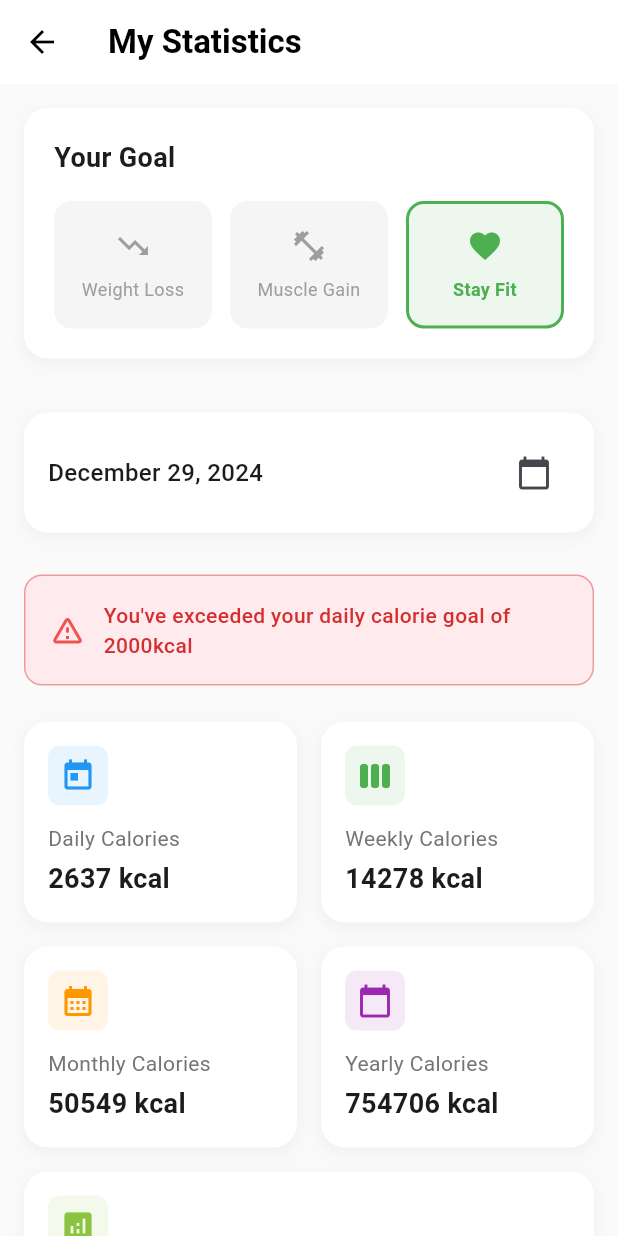
After one commit to Noubissie237/healthy-eating, a Flutter app: the StatisticsPage screen opened by its route, on a phone screen of 412 x 824 dp. The commit adds this screen. Run offline on Flutter 3.47's test engine with Material 3 defaults, Android fonts, the phone set to English and light mode, and no system bars; our stand-ins replace image_picker, permission_handler, share_plus, shared_preferences, sqflite; missing offline and left inert: flutter_sound; accounts and stored records are empty.

Commit message:
Introduction de la page Statistique

```diff
--- a/lib/main.dart
+++ b/lib/main.dart
@@ -2,6 +2,7 @@ import 'dart:convert';
 import 'package:flutter/material.dart';
 import 'package:food_app/database/meal_provider.dart';
 import 'package:food_app/pages/list_meals_page.dart';
+import 'package:food_app/pages/statistique_page.dart';
 import 'package:provider/provider.dart';
 import 'package:shared_preferences/shared_preferences.dart';
 import 'package:food_app/pages/account_page.dart';
@@ -57,6 +58,7 @@ class MyApp extends StatelessWidget {
         '/contact': (context) => const ContactPage(),
         '/account': (context) => const AccountPage(),
         '/security': (context) => const SecurityPage(),
+        '/statistic': (context) =>  const StatisticsPage(),
       },
       onGenerateRoute: (settings) {
         if (settings.name == '/chat') {
--- a/lib/pages/settings_page.dart
+++ b/lib/pages/settings_page.dart
@@ -244,7 +244,9 @@ class SettingsPage extends StatelessWidget {
             title: 'My Statistics',
             icon: Icons.auto_graph,
             iconColor: Colors.purple,
-            onTap: () {},
+            onTap: () {
+              Navigator.pushNamed(context, '/statistic');
+            },
             trailing: Container(
               padding: const EdgeInsets.symmetric(
                 horizontal: 12,
--- a/lib/pages/signup_page.dart
+++ b/lib/pages/signup_page.dart
@@ -121,7 +121,7 @@ class _SignupPageState extends State<SignupPage> {
                     children: [
                       createField(
                           context,
-                          'fullname',
+                          'Fullname',
                           'Enter your fullname',
                           false,
                           _fullnameController,
--- /dev/null
+++ b/lib/pages/statistique_page.dart
@@ -0,0 +1,345 @@
+import 'package:flutter/material.dart';
+import 'dart:math';
+import 'package:intl/intl.dart';
+import 'package:food_app/colors/my_colors.dart';
+
+class StatisticsPage extends StatefulWidget {
+  const StatisticsPage({super.key});
+
+  @override
+  State<StatisticsPage> createState() => _StatisticsPageState();
+}
+
+class _StatisticsPageState extends State<StatisticsPage> {
+  String selectedGoal = 'Stay Fit';
+  final Random random = Random();
+  final dailyCalorieGoal = 2000; // Exemple de valeur
+  DateTime selectedDate = DateTime.now();
+
+  // Simuler des données aléatoires pour les statistiques
+  int getDailyCalories() => random.nextInt(2500) + 500;
+  int getWeeklyCalories() => random.nextInt(15000) + 5000;
+  int getMonthlyCalories() => random.nextInt(60000) + 20000;
+  int getYearlyCalories() => random.nextInt(700000) + 200000;
+  double getAverageWeeklyCalories() => (random.nextInt(2000) + 1500).toDouble();
+
+  @override
+  Widget build(BuildContext context) {
+    final dailyCalories = getDailyCalories();
+
+    return Scaffold(
+      backgroundColor: Colors.grey[50],
+      appBar: AppBar(
+        elevation: 0,
+        backgroundColor: Colors.white,
+        title: const Text(
+          'My Statistics',
+          style: TextStyle(
+            color: Colors.black,
+            fontWeight: FontWeight.bold,
+          ),
+        ),
+        leading: IconButton(
+          icon: const Icon(Icons.arrow_back, color: Colors.black),
+          onPressed: () => Navigator.pop(context),
+        ),
+      ),
+      body: SingleChildScrollView(
+        child: Column(
+          crossAxisAlignment: CrossAxisAlignment.start,
+          children: [
+            _buildGoalSection(),
+            const SizedBox(height: 20),
+            _buildDateSelector(),
+            const SizedBox(height: 20),
+            if (dailyCalories > dailyCalorieGoal) _buildCalorieAlert(),
+            _buildStatisticsCards(),
+          ],
+        ),
+      ),
+    );
+  }
+
+  Widget _buildGoalSection() {
+    return Container(
+      margin: const EdgeInsets.all(16),
+      padding: const EdgeInsets.all(20),
+      decoration: BoxDecoration(
+        color: Colors.white,
+        borderRadius: BorderRadius.circular(16),
+        boxShadow: [
+          BoxShadow(
+            color: Colors.grey.withOpacity(0.1),
+            spreadRadius: 1,
+            blurRadius: 8,
+            offset: const Offset(0, 3),
+          ),
+        ],
+      ),
+      child: Column(
+        crossAxisAlignment: CrossAxisAlignment.start,
+        children: [
+          const Text(
+            'Your Goal',
+            style: TextStyle(
+              fontSize: 18,
+              fontWeight: FontWeight.bold,
+            ),
+          ),
+          const SizedBox(height: 16),
+          Row(
+            children: [
+              _buildGoalOption(
+                'Weight Loss',
+                Icons.trending_down,
+                Colors.red,
+              ),
+              const SizedBox(width: 12),
+              _buildGoalOption(
+                'Muscle Gain',
+                Icons.fitness_center,
+                Colors.blue,
+              ),
+              const SizedBox(width: 12),
+              _buildGoalOption(
+                'Stay Fit',
+                Icons.favorite,
+                Colors.green,
+              ),
+            ],
+          ),
+        ],
+      ),
+    );
+  }
+
+  Widget _buildGoalOption(String goal, IconData icon, Color color) {
+    final isSelected = selectedGoal == goal;
+    return Expanded(
+      child: GestureDetector(
+        onTap: () => setState(() => selectedGoal = goal),
+        child: Container(
+          padding: const EdgeInsets.symmetric(vertical: 16),
+          decoration: BoxDecoration(
+            color: isSelected ? color.withOpacity(0.1) : Colors.grey[100],
+            borderRadius: BorderRadius.circular(12),
+            border: Border.all(
+              color: isSelected ? color : Colors.transparent,
+              width: 2,
+            ),
+          ),
+          child: Column(
+            children: [
+              Icon(
+                icon,
+                color: isSelected ? color : Colors.grey,
+                size: 24,
+              ),
+              const SizedBox(height: 8),
+              Text(
+                goal,
+                style: TextStyle(
+                  color: isSelected ? color : Colors.grey,
+                  fontWeight: isSelected ? FontWeight.bold : FontWeight.normal,
+                  fontSize: 12,
+                ),
+                textAlign: TextAlign.center,
+              ),
+            ],
+          ),
+        ),
+      ),
+    );
+  }
+
+  Widget _buildDateSelector() {
+    return Container(
+      margin: const EdgeInsets.symmetric(horizontal: 16),
+      padding: const EdgeInsets.all(16),
+      decoration: BoxDecoration(
+        color: Colors.white,
+        borderRadius: BorderRadius.circular(16),
+        boxShadow: [
+          BoxShadow(
+            color: Colors.grey.withOpacity(0.1),
+            spreadRadius: 1,
+            blurRadius: 8,
+            offset: const Offset(0, 3),
+          ),
+        ],
+      ),
+      child: Row(
+        mainAxisAlignment: MainAxisAlignment.spaceBetween,
+        children: [
+          Text(
+            DateFormat('MMMM dd, yyyy').format(selectedDate),
+            style: const TextStyle(
+              fontSize: 16,
+              fontWeight: FontWeight.w500,
+            ),
+          ),
+          IconButton(
+            icon: const Icon(Icons.calendar_today),
+            onPressed: () async {
+              final DateTime? picked = await showDatePicker(
+                context: context,
+                initialDate: selectedDate,
+                firstDate: DateTime(2020),
+                lastDate: DateTime.now(),
+              );
+              if (picked != null) {
+                setState(() => selectedDate = picked);
+              }
+            },
+          ),
+        ],
+      ),
+    );
+  }
+
+  Widget _buildCalorieAlert() {
+    return Container(
+      margin: const EdgeInsets.symmetric(horizontal: 16, vertical: 8),
+      padding: const EdgeInsets.all(16),
+      decoration: BoxDecoration(
+        color: Colors.red[50],
+        borderRadius: BorderRadius.circular(12),
+        border: Border.all(color: Colors.red[200]!),
+      ),
+      child: Row(
+        children: [
+          Icon(Icons.warning_amber_rounded, color: Colors.red[400]),
+          const SizedBox(width: 12),
+          Expanded(
+            child: Text(
+              'You\'ve exceeded your daily calorie goal of ${dailyCalorieGoal}kcal',
+              style: TextStyle(
+                color: Colors.red[700],
+                fontWeight: FontWeight.w500,
+              ),
+            ),
+          ),
+        ],
+      ),
+    );
+  }
+
+  Widget _buildStatisticsCards() {
+    return Container(
+      margin: const EdgeInsets.all(16),
+      child: Column(
+        children: [
+          Row(
+            children: [
+              Expanded(
+                child: _buildStatCard(
+                  'Daily Calories',
+                  '${getDailyCalories()} kcal',
+                  Icons.today,
+                  Colors.blue,
+                ),
+              ),
+              const SizedBox(width: 16),
+              Expanded(
+                child: _buildStatCard(
+                  'Weekly Calories',
+                  '${getWeeklyCalories()} kcal',
+                  Icons.view_week,
+                  Colors.green,
+                ),
+              ),
+            ],
+          ),
+          const SizedBox(height: 16),
+          Row(
+            children: [
+              Expanded(
+                child: _buildStatCard(
+                  'Monthly Calories',
+                  '${getMonthlyCalories()} kcal',
+                  Icons.calendar_month,
+                  Colors.orange,
+                ),
+              ),
+              const SizedBox(width: 16),
+              Expanded(
+                child: _buildStatCard(
+                  'Yearly Calories',
+                  '${getYearlyCalories()} kcal',
+                  Icons.calendar_today,
+                  Colors.purple,
+                ),
+              ),
+            ],
+          ),
+          const SizedBox(height: 16),
+          _buildStatCard(
+            'Average Weekly Calories',
+            '${getAverageWeeklyCalories().toStringAsFixed(1)} kcal',
+            Icons.analytics,
+            MyColors.primaryColor,
+            fullWidth: true,
+          ),
+        ],
+      ),
+    );
+  }
+
+  Widget _buildStatCard(
+    String title,
+    String value,
+    IconData icon,
+    Color color, {
+    bool fullWidth = false,
+  }) {
+    return Container(
+      width: fullWidth ? double.infinity : null,
+      padding: const EdgeInsets.all(16),
+      decoration: BoxDecoration(
+        color: Colors.white,
+        borderRadius: BorderRadius.circular(16),
+        boxShadow: [
+          BoxShadow(
+            color: Colors.grey.withOpacity(0.1),
+            spreadRadius: 1,
+            blurRadius: 8,
+            offset: const Offset(0, 3),
+          ),
+        ],
+      ),
+      child: Column(
+        crossAxisAlignment: CrossAxisAlignment.start,
+        children: [
+          Container(
+            padding: const EdgeInsets.all(8),
+            decoration: BoxDecoration(
+              color: color.withOpacity(0.1),
+              borderRadius: BorderRadius.circular(8),
+            ),
+            child: Icon(
+              icon,
+              color: color,
+              size: 24,
+            ),
+          ),
+          const SizedBox(height: 12),
+          Text(
+            title,
+            style: TextStyle(
+              color: Colors.grey[600],
+              fontSize: 14,
+            ),
+          ),
+          const SizedBox(height: 4),
+          Text(
+            value,
+            style: const TextStyle(
+              fontSize: 18,
+              fontWeight: FontWeight.bold,
+            ),
+          ),
+        ],
+      ),
+    );
+  }
+}
```
